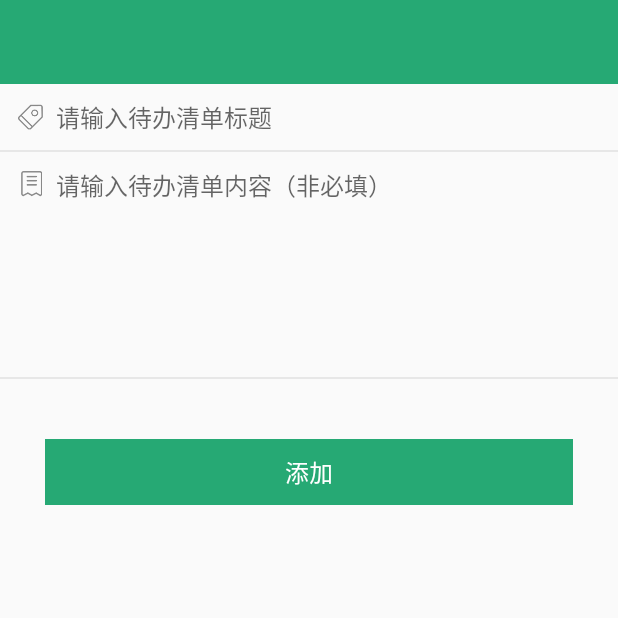
After one commit to Yuki0227/MobileApplicationDevelopmentAPP, an Android app: the TaskAddActivity screen opened directly, with no data from a screen before it, on a phone screen of 412 x 824 dp, the top half of it. The commit adds this screen. Run offline under Robolectric (Android 15) with nearby library versions, the phone set to English and light mode, and no system bars.

Commit message:
任务分配功能模块:实现了任务的删除功能(连接数据库进行删除),以及任务的添加界面的显示、标记任务完成功能(部分).

```diff
--- /dev/null
+++ b/app/src/main/java/com/app/task/TaskAddActivity.java
@@ -0,0 +1,16 @@
+package com.app.task;
+
+import androidx.appcompat.app.AppCompatActivity;
+
+import android.os.Bundle;
+
+import com.app.R;
+
+public class TaskAddActivity extends AppCompatActivity {
+
+    @Override
+    protected void onCreate(Bundle savedInstanceState) {
+        super.onCreate(savedInstanceState);
+        setContentView(R.layout.activity_task_add);
+    }
+}
--- /dev/null
+++ b/app/src/main/res/layout/activity_task_add.xml
@@ -0,0 +1,67 @@
+<?xml version="1.0" encoding="utf-8"?>
+<LinearLayout xmlns:android="http://schemas.android.com/apk/res/android"
+    xmlns:app="http://schemas.android.com/apk/res-auto"
+    xmlns:tools="http://schemas.android.com/tools"
+    android:layout_width="match_parent"
+    android:layout_height="match_parent"
+    android:orientation="vertical">
+
+    <include layout="@layout/layout_task_toolbar" />
+
+    <EditText
+        android:id="@+id/et_title"
+        android:layout_width="match_parent"
+        android:layout_height="wrap_content"
+        android:background="@null"
+        android:drawableLeft="@mipmap/ic_task_title"
+        android:drawablePadding="@dimen/dp_5"
+        android:hint="@string/add_todo_title_hint"
+        android:padding="@dimen/dp_10"
+        android:singleLine="true"
+        android:textSize="@dimen/sp_16" />
+
+    <View
+        android:layout_width="match_parent"
+        android:layout_height="@dimen/dp_1"
+        android:background="@color/color_divider" />
+
+    <LinearLayout
+        android:layout_width="match_parent"
+        android:layout_height="150dp"
+        android:orientation="horizontal"
+        android:padding="@dimen/dp_10">
+        <ImageView
+            android:layout_width="wrap_content"
+            android:layout_height="wrap_content"
+            android:src="@mipmap/ic_task_content" />
+        <EditText
+            android:id="@+id/et_content"
+            android:layout_width="match_parent"
+            android:layout_height="wrap_content"
+            android:layout_marginLeft="@dimen/dp_5"
+            android:background="@null"
+            android:hint="@string/add_todo_content_hint"
+            android:textSize="@dimen/sp_16" />
+    </LinearLayout>
+
+    <View
+        android:layout_width="match_parent"
+        android:layout_height="@dimen/dp_1"
+        android:background="@color/color_divider" />
+
+    <TextView
+        android:id="@+id/tv_submit"
+        android:layout_width="match_parent"
+        android:layout_height="wrap_content"
+        android:layout_marginLeft="@dimen/dp_30"
+        android:layout_marginRight="@dimen/dp_30"
+        android:layout_marginTop="@dimen/dp_40"
+        android:gravity="center"
+        android:padding="@dimen/dp_10"
+        android:text="@string/add_todo_submit"
+        android:textColor="@color/color_widget"
+        android:textSize="@dimen/sp_16"
+        android:background="@color/color_main" />
+
+
+</LinearLayout>
--- a/app/src/main/res/layout/layout_task_toolbar.xml
+++ b/app/src/main/res/layout/layout_task_toolbar.xml
@@ -2,7 +2,7 @@
 <androidx.appcompat.widget.Toolbar xmlns:android="http://schemas.android.com/apk/res/android"
     xmlns:app="http://schemas.android.com/apk/res-auto"
     xmlns:tools="http://schemas.android.com/tools"
-    android:id="@+id/toolbar"
+    android:id="@+id/task_toolbar"
     style="@style/ToolbarStyle"
     android:layout_width="match_parent"
     android:layout_height="?attr/actionBarSize"
--- a/app/src/main/res/values/strings.xml
+++ b/app/src/main/res/values/strings.xml
@@ -5,4 +5,9 @@
 
 
     <string name="menu_title_add_task">新增任务</string>
+    <string name="add_todo_title_hint">请输入待办清单标题</string>
+    <string name="add_todo_content_hint">请输入待办清单内容（非必填）</string>
+    <string name="add_todo_submit">添加</string>
+
+
 </resources>
```
Also changed, not shown: app/src/main/AndroidManifest.xml (+4 -12 lines), app/src/main/java/com/app/task/TaskFactory.java (+43 -5 lines), app/src/main/java/com/app/task/TaskFragment.java (+35 -1 lines), app/src/main/java/com/app/task/TaskListViewAdapter.java (+36 -6 lines), app/src/main/java/com/app/util/CommonUtils.java (+6 -3 lines), app/src/main/res/mipmap-xxhdpi/ic_task_content.png (added), app/src/main/res/mipmap-xxhdpi/ic_task_title.png (added).
